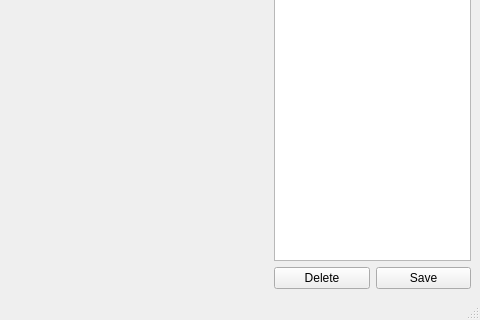
Before: the Qt Designer form mainwindow.ui in javielas/ANDO_control, drawn with Qt 5; both pictures show x 527 to 1007 and y 426 to 746 of the 1007 by 746 pixel window.
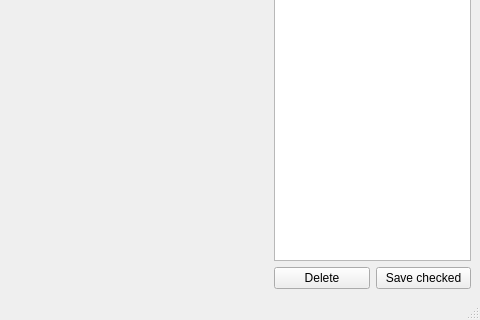
After: the same form once the commit is applied. Custom widgets are drawn as their Qt base class.

```diff
--- a/mainwindow.ui
+++ b/mainwindow.ui
@@ -213,7 +213,7 @@
             <item>
              <widget class="QPushButton" name="SavePushButton">
               <property name="text">
-               <string>Save</string>
+               <string>Save checked</string>
               </property>
              </widget>
             </item>
```
Left out of the diff: 5 changed lines with no effect on the pictures.
